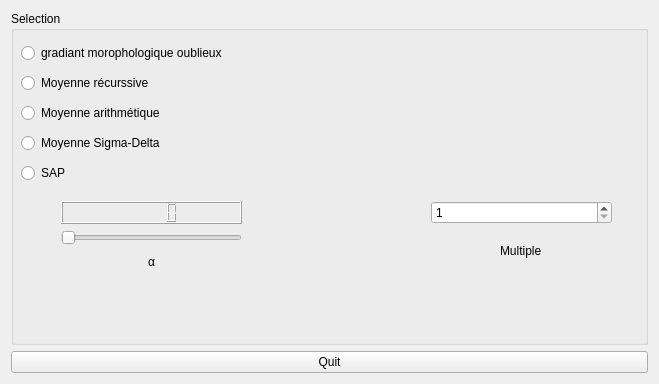
Old version of the form selector.ui in the repository Wissben/SPOM.
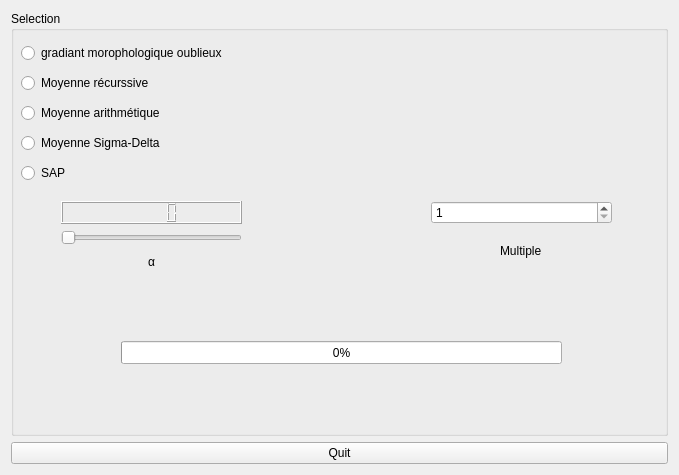
New version of the form.

The edit to the form file:
```diff
--- a/selector.ui
+++ b/selector.ui
@@ -9,8 +9,8 @@
    <rect>
     <x>0</x>
     <y>0</y>
-    <width>659</width>
-    <height>384</height>
+    <width>679</width>
+    <height>475</height>
    </rect>
   </property>
   <property name="cursor">
@@ -179,6 +179,25 @@
        </item>
       </layout>
      </widget>
+     <widget class="QProgressBar" name="backgroundProgress">
+      <property name="geometry">
+       <rect>
+        <x>110</x>
+        <y>330</y>
+        <width>441</width>
+        <height>23</height>
+       </rect>
+      </property>
+      <property name="value">
+       <number>0</number>
+      </property>
+      <property name="orientation">
+       <enum>Qt::Horizontal</enum>
+      </property>
+      <property name="invertedAppearance">
+       <bool>false</bool>
+      </property>
+     </widget>
     </widget>
    </item>
    <item>
```
